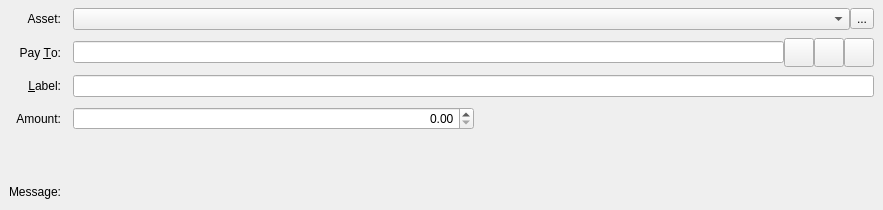
Qt form src/qt/forms/sendassetsentry.ui (RavenProject/Ravencoin) before a commit.
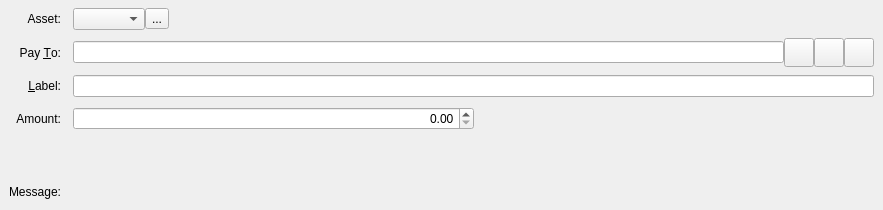
The same form after that commit. Icons and pictures are not drawn. Custom widgets are drawn as their Qt base class.

Diff of the .ui file:
```diff
--- a/src/qt/forms/sendassetsentry.ui
+++ b/src/qt/forms/sendassetsentry.ui
@@ -91,6 +91,19 @@
         </property>
        </widget>
       </item>
+      <item>
+       <spacer name="horizontalSpacer">
+        <property name="orientation">
+         <enum>Qt::Horizontal</enum>
+        </property>
+        <property name="sizeHint" stdset="0">
+         <size>
+          <width>40</width>
+          <height>20</height>
+         </size>
+        </property>
+       </spacer>
+      </item>
      </layout>
     </item>
     <item row="6" column="1">
```
